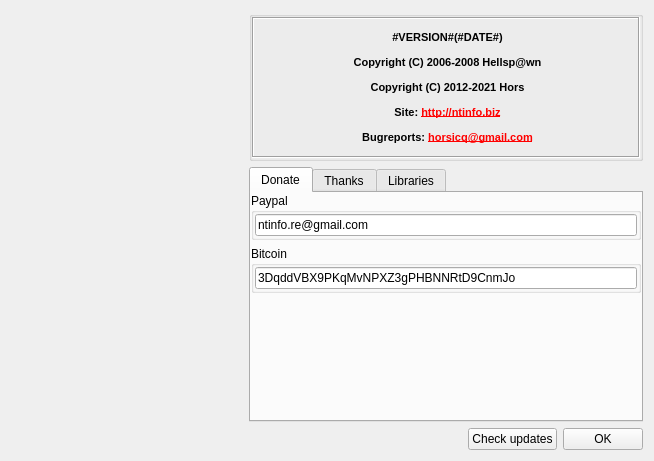
Old version of the form gui_source/dialogabout.ui in the repository horsicq/DIE-engine.
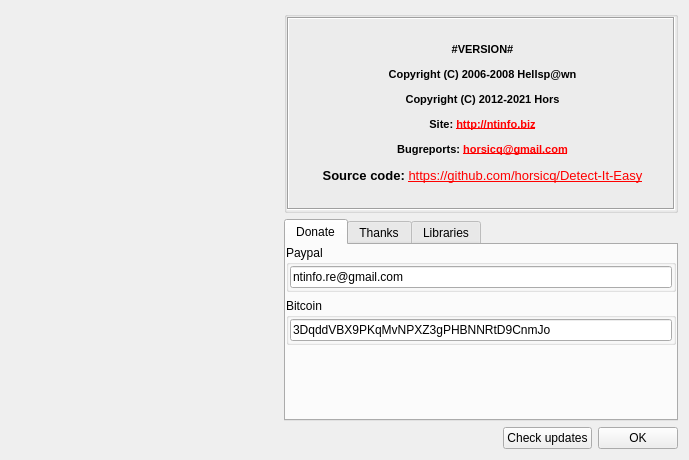
New version of the form. Icons and pictures are not drawn.

What changed in the file:
```diff
--- a/gui_source/dialogabout.ui
+++ b/gui_source/dialogabout.ui
@@ -9,8 +9,8 @@
    <rect>
     <x>0</x>
     <y>0</y>
-    <width>654</width>
-    <height>461</height>
+    <width>689</width>
+    <height>460</height>
    </rect>
   </property>
   <property name="windowTitle">
@@ -49,12 +49,6 @@
          <verstretch>0</verstretch>
         </sizepolicy>
        </property>
-       <property name="maximumSize">
-        <size>
-         <width>16777215</width>
-         <height>150</height>
-        </size>
-       </property>
        <property name="title">
         <string/>
        </property>
@@ -85,7 +79,7 @@
            <enum>QFrame::Sunken</enum>
           </property>
           <property name="text">
-           <string notr="true">&lt;html&gt;&lt;head/&gt;&lt;body&gt;&lt;p align=&quot;center&quot;&gt;&lt;span style=&quot; font-size:8pt; font-weight:600;&quot;&gt;#VERSION#(#DATE#)&lt;/span&gt;&lt;/p&gt;&lt;p align=&quot;center&quot;&gt;&lt;span style=&quot; font-size:8pt; font-weight:600;&quot;&gt;Copyright (C) 2006-2008 Hellsp@wn&lt;/span&gt;&lt;/p&gt;&lt;p align=&quot;center&quot;&gt;&lt;span style=&quot; font-size:8pt; font-weight:600;&quot;&gt;Copyright (C) 2012-2021 Hors&lt;/span&gt;&lt;/p&gt;&lt;p align=&quot;center&quot;&gt;&lt;span style=&quot; font-size:8pt; font-weight:600;&quot;&gt;Site: &lt;/span&gt;&lt;a href=&quot;http://ntinfo.biz&quot;&gt;&lt;span style=&quot; font-size:8pt; font-weight:600; text-decoration: underline; color:#ff0000;&quot;&gt;http://ntinfo.biz&lt;/span&gt;&lt;/a&gt;&lt;/p&gt;&lt;p align=&quot;center&quot;&gt;&lt;span style=&quot; font-size:8pt; font-weight:600;&quot;&gt;Bugreports: &lt;/span&gt;&lt;a href=&quot;mailto:horsicq@gmail.com&quot;&gt;&lt;span style=&quot; font-size:8pt; font-weight:600; text-decoration: underline; color:#ff0000;&quot;&gt;horsicq@gmail.com&lt;/span&gt;&lt;/a&gt;&lt;/p&gt;&lt;/body&gt;&lt;/html&gt;</string>
+           <string notr="true">&lt;html&gt;&lt;head/&gt;&lt;body&gt;&lt;p align=&quot;center&quot;&gt;&lt;span style=&quot; font-size:8pt; font-weight:600;&quot;&gt;#VERSION#&lt;/span&gt;&lt;/p&gt;&lt;p align=&quot;center&quot;&gt;&lt;span style=&quot; font-size:8pt; font-weight:600;&quot;&gt;Copyright (C) 2006-2008 Hellsp@wn&lt;/span&gt;&lt;/p&gt;&lt;p align=&quot;center&quot;&gt;&lt;span style=&quot; font-size:8pt; font-weight:600;&quot;&gt;Copyright (C) 2012-2021 Hors&lt;/span&gt;&lt;/p&gt;&lt;p align=&quot;center&quot;&gt;&lt;span style=&quot; font-size:8pt; font-weight:600;&quot;&gt;Site: &lt;/span&gt;&lt;a href=&quot;http://ntinfo.biz&quot;&gt;&lt;span style=&quot; font-size:8pt; font-weight:600; text-decoration: underline; color:#ff0000;&quot;&gt;http://ntinfo.biz&lt;/span&gt;&lt;/a&gt;&lt;/p&gt;&lt;p align=&quot;center&quot;&gt;&lt;span style=&quot; font-size:8pt; font-weight:600;&quot;&gt;Bugreports: &lt;/span&gt;&lt;a href=&quot;mailto:horsicq@gmail.com&quot;&gt;&lt;span style=&quot; font-size:8pt; font-weight:600; text-decoration: underline; color:#ff0000;&quot;&gt;horsicq@gmail.com&lt;/span&gt;&lt;/a&gt;&lt;/p&gt;&lt;p align=&quot;center&quot;&gt;&lt;span style=&quot; font-weight:600;&quot;&gt;Source code: &lt;/span&gt;&lt;a href=&quot;https://github.com/horsicq/Detect-It-Easy&quot;&gt;&lt;span style=&quot; text-decoration: underline; color:#ff0000;&quot;&gt;https://github.com/horsicq/Detect-It-Easy&lt;/span&gt;&lt;/a&gt;&lt;/p&gt;&lt;/body&gt;&lt;/html&gt;</string>
           </property>
           <property name="openExternalLinks">
            <bool>true</bool>
```
